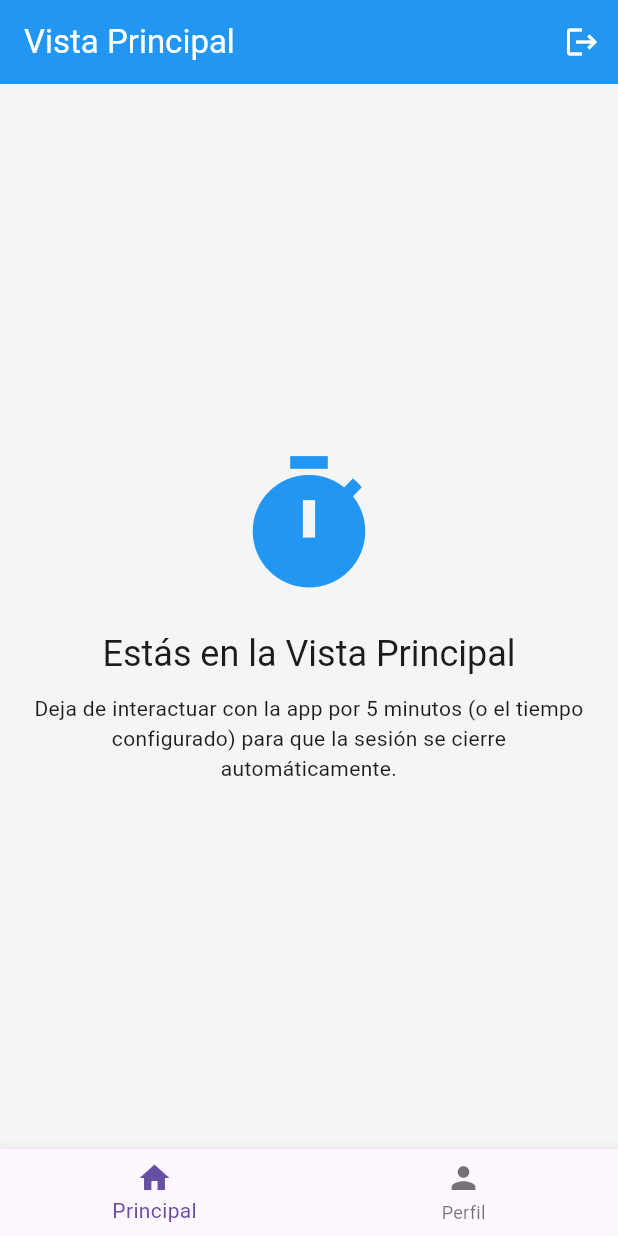
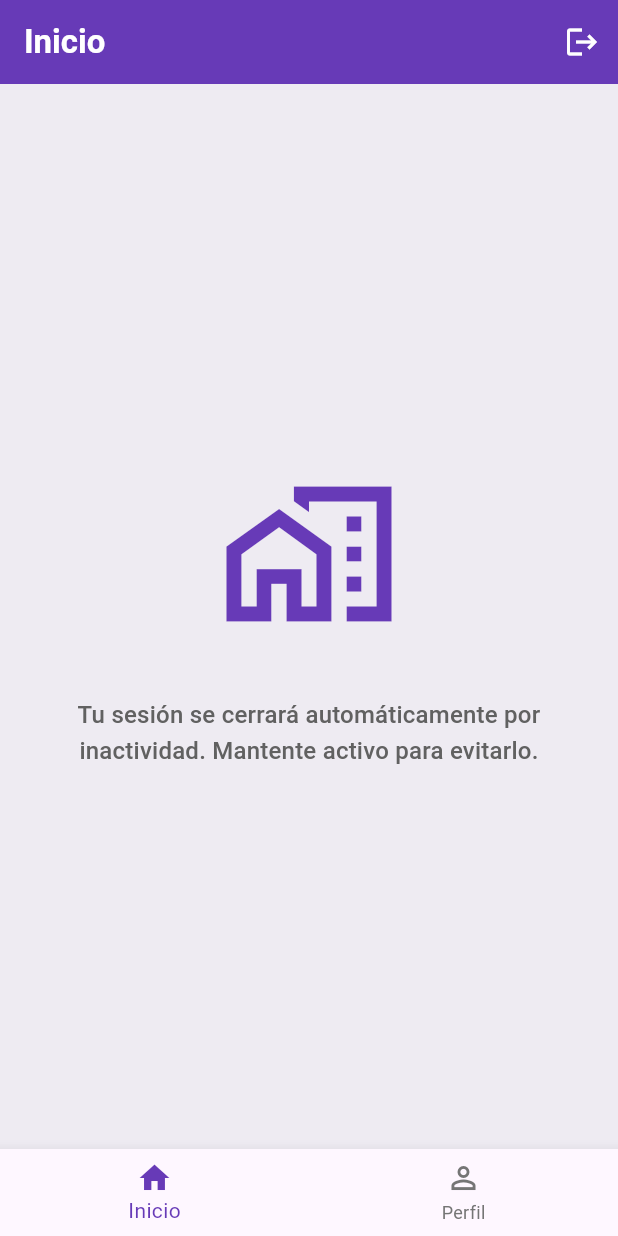
Before and after one commit to Juliocpo946/rate_limit, a Flutter app: the screen it shows after launch, after a tap on "Ingresar", on a phone screen of 412 x 824 dp. Run offline on Flutter 3.47's test engine with Material 3 defaults, Android fonts, the phone set to English and light mode, and no system bars; our stand-ins replace flutter_secure_storage.

Commit message:
actulizacion del diseño

```diff
--- a/lib/main.dart
+++ b/lib/main.dart
@@ -19,12 +19,31 @@ class MyApp extends StatelessWidget {
       child: MaterialApp(
         title: 'App con Timer de Sesión',
         theme: ThemeData(
-          primarySwatch: Colors.blue,
+          primarySwatch: Colors.deepPurple,
           useMaterial3: true,
-          scaffoldBackgroundColor: Colors.grey[100],
+          scaffoldBackgroundColor: const Color(0xFFF5F5F5),
           appBarTheme: const AppBarTheme(
-            backgroundColor: Colors.blue,
+            backgroundColor: Colors.deepPurple,
             foregroundColor: Colors.white,
+            elevation: 0,
+            toolbarTextStyle: TextStyle(
+              fontSize: 20,
+              fontWeight: FontWeight.bold,
+            ),
+            titleTextStyle: TextStyle(
+              fontSize: 22,
+              fontWeight: FontWeight.bold,
+            ),
+          ),
+          elevatedButtonTheme: ElevatedButtonThemeData(
+            style: ElevatedButton.styleFrom(
+              backgroundColor: Colors.deepPurple,
+              foregroundColor: Colors.white,
+              shape: RoundedRectangleBorder(
+                borderRadius: BorderRadius.circular(30),
+              ),
+              padding: const EdgeInsets.symmetric(vertical: 16),
+            ),
           ),
         ),
         home: const AuthWrapper(),
--- a/lib/views/pages/home_screen.dart
+++ b/lib/views/pages/home_screen.dart
@@ -5,27 +5,28 @@ class HomeScreen extends StatelessWidget {
 
   @override
   Widget build(BuildContext context) {
-    return Center(
+    return Container(
+      color: Colors.deepPurple.withOpacity(0.05),
+      child: Center(
         child: Padding(
           padding: const EdgeInsets.all(16.0),
           child: Column(
             mainAxisAlignment: MainAxisAlignment.center,
             children: [
-            const Icon(Icons.timer, size: 100, color: Colors.blue),
-            const SizedBox(height: 20),
+              const Icon(Icons.home_work_outlined, size: 120, color: Colors.deepPurple),
+              const SizedBox(height: 24),
+              const SizedBox(height: 12),
               Text(
-              'Estás en la Vista Principal',
-              style: Theme.of(context).textTheme.headlineSmall,
-              textAlign: TextAlign.center,
+                'Tu sesión se cerrará automáticamente por inactividad. Mantente activo para evitarlo.',
+                style: Theme.of(context).textTheme.titleMedium?.copyWith(
+                  color: Colors.grey[700],
                 ),
-            const SizedBox(height: 10),
-            const Text(
-              'Deja de interactuar con la app por 5 minutos (o el tiempo configurado) para que la sesión se cierre automáticamente.',
                 textAlign: TextAlign.center,
               ),
             ],
           ),
         ),
+      ),
     );
   }
 }
--- a/lib/views/pages/login_screen.dart
+++ b/lib/views/pages/login_screen.dart
@@ -26,12 +26,20 @@ class _LoginScreenState extends State<LoginScreen> {
     final isLoginLoading = context.watch<AuthController>().isLoginLoading;
 
     return Scaffold(
-      body: Center(
+      body: Container(
+        decoration: const BoxDecoration(
+          gradient: LinearGradient(
+            colors: [Colors.deepPurple, Colors.purpleAccent],
+            begin: Alignment.topLeft,
+            end: Alignment.bottomRight,
+          ),
+        ),
+        child: Center(
           child: SingleChildScrollView(
             padding: const EdgeInsets.all(32.0),
             child: Card(
-            elevation: 8,
-            shape: RoundedRectangleBorder(borderRadius: BorderRadius.circular(16)),
+              elevation: 12,
+              shape: RoundedRectangleBorder(borderRadius: BorderRadius.circular(20)),
               child: Padding(
                 padding: const EdgeInsets.all(24.0),
                 child: Form(
@@ -40,43 +48,46 @@ class _LoginScreenState extends State<LoginScreen> {
                     mainAxisSize: MainAxisSize.min,
                     children: [
                       Text(
-                      'Iniciar Sesión',
+                        'Bienvenido',
                         style: Theme.of(context).textTheme.headlineMedium?.copyWith(
                           fontWeight: FontWeight.bold,
-                        color: Colors.blue,
+                          color: Colors.deepPurple,
                         ),
                       ),
-                    const SizedBox(height: 24),
+                      const SizedBox(height: 8),
+                      Text(
+                        'Inicia sesión para continuar',
+                        style: Theme.of(context).textTheme.titleMedium?.copyWith(
+                          color: Colors.grey[600],
+                        ),
+                      ),
+                      const SizedBox(height: 32),
                       TextFormField(
                         controller: _userController,
-                      decoration: const InputDecoration(
+                        decoration: InputDecoration(
                           labelText: 'Usuario',
-                        border: OutlineInputBorder(),
-                        prefixIcon: Icon(Icons.person),
+                          border: OutlineInputBorder(
+                            borderRadius: BorderRadius.circular(30),
+                          ),
+                          prefixIcon: const Icon(Icons.person_outline),
                         ),
                         validator: (v) => v!.isEmpty ? 'Requerido' : null,
                       ),
-                    const SizedBox(height: 16),
+                      const SizedBox(height: 20),
                       TextFormField(
                         controller: _passController,
                         obscureText: true,
-                      decoration: const InputDecoration(
+                        decoration: InputDecoration(
                           labelText: 'Contraseña',
-                        border: OutlineInputBorder(),
-                        prefixIcon: Icon(Icons.lock),
+                          border: OutlineInputBorder(
+                            borderRadius: BorderRadius.circular(30),
+                          ),
+                          prefixIcon: const Icon(Icons.lock_outline),
                         ),
                         validator: (v) => v!.isEmpty ? 'Requerido' : null,
                       ),
-                    const SizedBox(height: 24),
+                      const SizedBox(height: 32),
                       ElevatedButton(
-                      style: ElevatedButton.styleFrom(
-                        minimumSize: const Size(double.infinity, 50),
-                        backgroundColor: Colors.blue,
-                        foregroundColor: Colors.white,
-                        shape: RoundedRectangleBorder(
-                          borderRadius: BorderRadius.circular(8),
-                        ),
-                      ),
                         onPressed: isLoginLoading ? null : _performLogin,
                         child: isLoginLoading
                             ? const CircularProgressIndicator(color: Colors.white)
@@ -89,6 +100,7 @@ class _LoginScreenState extends State<LoginScreen> {
             ),
           ),
         ),
+      ),
     );
   }
 }
--- a/lib/views/pages/main_app_shell.dart
+++ b/lib/views/pages/main_app_shell.dart
@@ -23,7 +23,7 @@ class _MainAppShellState extends State<MainAppShell> {
   Widget build(BuildContext context) {
     return Scaffold(
       appBar: AppBar(
-        title: Text(_currentIndex == 0 ? 'Vista Principal' : 'Perfil'),
+        title: Text(_currentIndex == 0 ? 'Inicio' : 'Perfil'),
         actions: [
           IconButton(
             icon: const Icon(Icons.logout),
@@ -45,13 +45,17 @@ class _MainAppShellState extends State<MainAppShell> {
             _currentIndex = index;
           });
         },
+        selectedItemColor: Colors.deepPurple,
+        unselectedItemColor: Colors.grey[600],
         items: const [
           BottomNavigationBarItem(
-            icon: Icon(Icons.home),
-            label: 'Principal',
+            icon: Icon(Icons.home_outlined),
+            activeIcon: Icon(Icons.home),
+            label: 'Inicio',
           ),
           BottomNavigationBarItem(
-            icon: Icon(Icons.person),
+            icon: Icon(Icons.person_outline),
+            activeIcon: Icon(Icons.person),
             label: 'Perfil',
           ),
         ],
--- a/lib/views/pages/profile_screen.dart
+++ b/lib/views/pages/profile_screen.dart
@@ -5,27 +5,32 @@ class ProfileScreen extends StatelessWidget {
 
   @override
   Widget build(BuildContext context) {
-    return Center(
+    return Container(
+      color: Colors.purpleAccent.withOpacity(0.05),
+      child: Center(
         child: Padding(
           padding: const EdgeInsets.all(16.0),
           child: Column(
             mainAxisAlignment: MainAxisAlignment.center,
             children: [
-            const Icon(Icons.person_pin, size: 100, color: Colors.green),
-            const SizedBox(height: 20),
+              const CircleAvatar(
+                radius: 60,
+                backgroundColor: Colors.purpleAccent,
+                child: Icon(Icons.person_outline, size: 80, color: Colors.white),
+              ),
+
+              const SizedBox(height: 12),
               Text(
-              'Estás en la Vista de Perfil',
-              style: Theme.of(context).textTheme.headlineSmall,
-              textAlign: TextAlign.center,
+                'Aquí puedes ver la información de tu cuenta. El temporizador de inactividad sigue activo.',
+                style: Theme.of(context).textTheme.titleMedium?.copyWith(
+                  color: Colors.grey[700],
                 ),
-            const SizedBox(height: 10),
-            const Text(
-              'El temporizador de inactividad también está activo aquí. Toca la pantalla para reiniciarlo.',
                 textAlign: TextAlign.center,
               ),
             ],
           ),
         ),
+      ),
     );
   }
 }
```
Also changed, not shown: 2 other files. Lines whose indentation alone changed are shown as unchanged.
